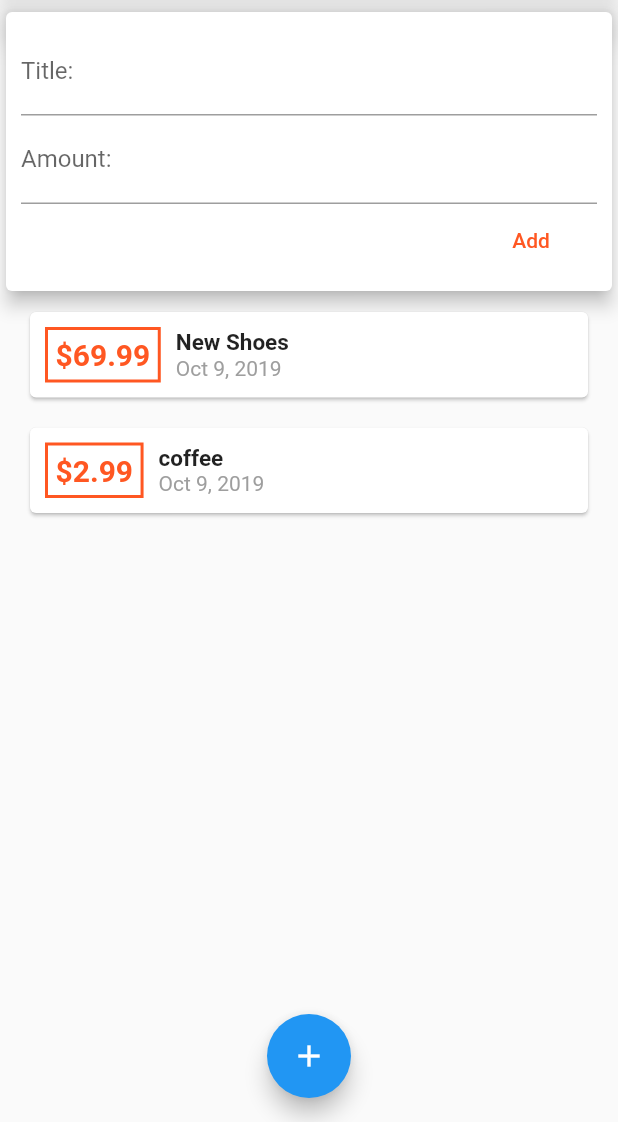
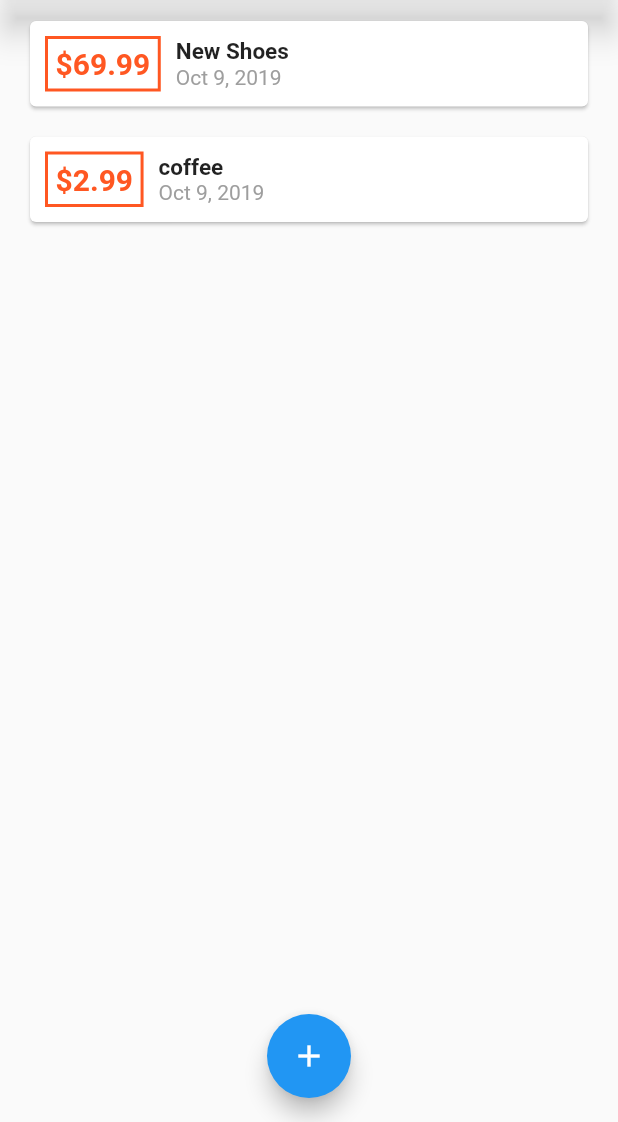
Before and after one commit to EYoung75/expense-tracker, a Flutter app: the screen it shows after launch, on a phone screen of 412 x 824 dp, the part 114-1236 px from its top. Run offline on Flutter 3.47's test engine with Material 2 defaults, Android fonts, the phone set to English and light mode, and no system bars.

```diff
--- a/lib/main.dart
+++ b/lib/main.dart
@@ -1,7 +1,8 @@
 import 'package:flutter/material.dart';
 
-import "./widgets/userTransactions.dart";
 import "./widgets/newTransaction.dart";
+import "./models/transaction.dart";
+import "./widgets/transactionList.dart";
 
 void main() => runApp(MyApp());
 
@@ -18,12 +19,45 @@ class MyApp extends StatelessWidget {
   }
 }
 
-class Home extends StatelessWidget {
+class Home extends StatefulWidget {
+  @override
+  _HomeState createState() => _HomeState();
+}
 
-  void showTransactionModal(BuildContext context) {
-    showModalBottomSheet(context: context, builder: (_) {
-      return NewTransaction();
+class _HomeState extends State<Home> {
+  final List<Transaction> _userTransactions = [
+    Transaction(
+      id: "t1",
+      title: "New Shoes",
+      amount: 69.99,
+      date: DateTime.now(),
+    ),
+    Transaction(
+      id: "t2",
+      title: "coffee",
+      amount: 2.99,
+      date: DateTime.now(),
+    )
+  ];
+
+  void _addNewTransaction(String txTitle, double txAmount) {
+    final newTransaction = Transaction(
+        title: txTitle,
+        amount: txAmount,
+        date: DateTime.now(),
+        id: DateTime.now().toString());
+
+    setState(() {
+      _userTransactions.add(newTransaction);
     });
+  }
+
+  void _showTransactionModal(BuildContext context) {
+    showModalBottomSheet(
+        context: context,
+        builder: (_) {
+          return NewTransaction(_addNewTransaction);
+        });
   }
 
   @override
@@ -34,7 +68,7 @@ class Home extends StatelessWidget {
         actions: <Widget>[
           IconButton(
             icon: Icon(Icons.add),
-            onPressed: () {},
+            onPressed: () => _showTransactionModal(context),
           )
         ],
       ),
@@ -49,14 +83,13 @@ class Home extends StatelessWidget {
               child: Text("Chart"),
             ),
           ),
-          UserTransactions()
+          TransactionList(_userTransactions)
         ],
       ),
       floatingActionButtonLocation: FloatingActionButtonLocation.centerFloat,
       floatingActionButton: FloatingActionButton(
         child: Icon(Icons.add),
-        onPressed: () {},
-
+        onPressed: () => _showTransactionModal(context),
       ),
     );
   }
--- a/lib/widgets/userTransactions.dart
+++ /dev/null
@@ -1,46 +0,0 @@
-import "package:flutter/material.dart";
-
-import "./newTransaction.dart";
-import "./transactionList.dart";
-import "../models/transaction.dart";
-
-class UserTransactions extends StatefulWidget {
-  @override
-  _UserTransactionsState createState() => _UserTransactionsState();
-}
-
-class _UserTransactionsState extends State<UserTransactions> {
-  final List<Transaction> _userTransactions = [
-    Transaction(
-      id: "t1",
-      title: "New Shoes",
-      amount: 69.99,
-      date: DateTime.now(),
-    ),
-    Transaction(
-      id: "t2",
-      title: "coffee",
-      amount: 2.99,
-      date: DateTime.now(),
-    )
-  ];
-
-  void _addNewTransaction(String txTitle, double txAmount) {
-    final newTransaction = Transaction(
-        title: txTitle,
-        amount: txAmount,
-        date: DateTime.now(),
-        id: DateTime.now().toString());
-
-    setState(() {
-      _userTransactions.add(newTransaction);
-    });
-  }
-
-  @override
-  Widget build(BuildContext context) {
-    return Column(
-      children: <Widget>[NewTransaction(_addNewTransaction), TransactionList(_userTransactions)],
-    );
-  }
-}
```
